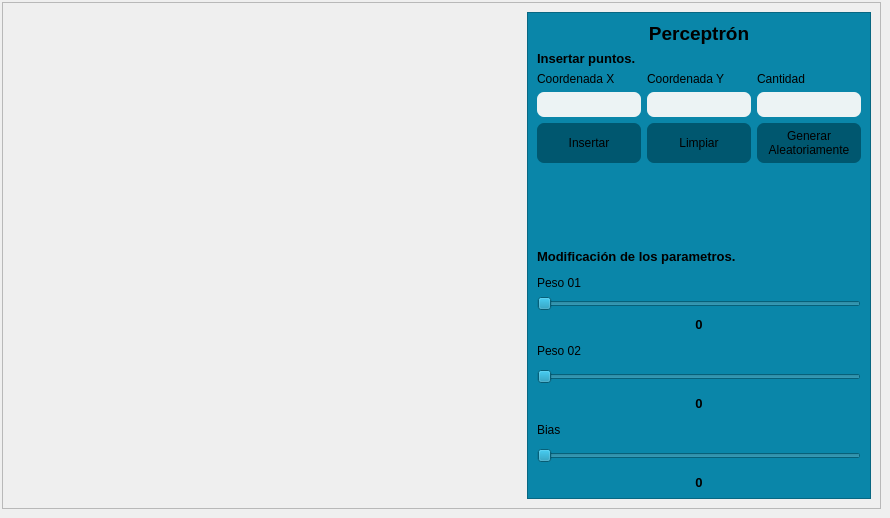
The window that module/main.ui (Ship-Codex-U/IA2-P02) describes before a commit, drawn with Qt 5.
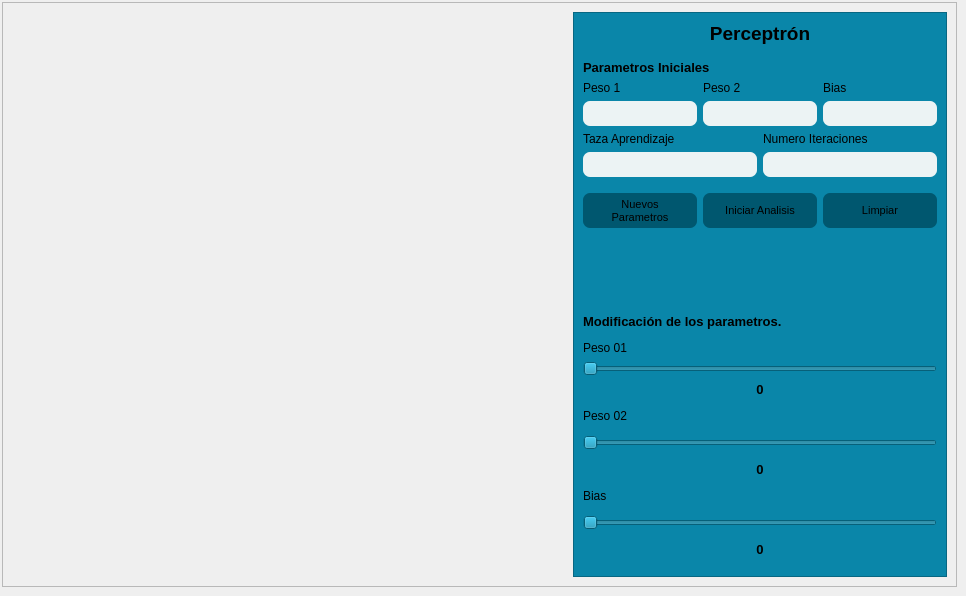
The same window after the commit.

Commit message: Creación apartador para generar el entrenamiento

Patch:
```diff
--- a/module/main.ui
+++ b/module/main.ui
@@ -6,8 +6,8 @@
    <rect>
     <x>0</x>
     <y>0</y>
-    <width>890</width>
-    <height>518</height>
+    <width>966</width>
+    <height>596</height>
    </rect>
   </property>
   <property name="windowTitle">
@@ -97,28 +97,28 @@
            </spacer>
           </item>
           <item>
-           <layout class="QVBoxLayout" name="verticalLayout_2">
+           <widget class="QLabel" name="label_10">
+            <property name="font">
+             <font>
+              <pointsize>10</pointsize>
+              <bold>true</bold>
+             </font>
+            </property>
+            <property name="text">
+             <string>Parametros Iniciales</string>
+            </property>
+           </widget>
+          </item>
+          <item>
+           <layout class="QVBoxLayout" name="verticalLayout_2" stretch="0,0,0">
             <item>
-             <widget class="QLabel" name="label_10">
-              <property name="font">
-               <font>
-                <pointsize>10</pointsize>
-                <bold>true</bold>
-               </font>
-              </property>
-              <property name="text">
-               <string>Insertar puntos.</string>
-              </property>
-             </widget>
-            </item>
-            <item>
-             <layout class="QHBoxLayout" name="horizontalLayout_4">
+             <layout class="QHBoxLayout" name="horizontalLayout_4" stretch="1,1,1">
               <item>
                <layout class="QVBoxLayout" name="verticalLayout_7">
                 <item>
                  <widget class="QLabel" name="label_11">
                   <property name="text">
-                   <string>Coordenada X</string>
+                   <string>Peso 1</string>
                   </property>
                  </widget>
                 </item>
@@ -136,6 +136,12 @@
                   <property name="tabChangesFocus">
                    <bool>true</bool>
                   </property>
+                  <property name="readOnly">
+                   <bool>true</bool>
+                  </property>
+                  <property name="cursorWidth">
+                   <number>0</number>
+                  </property>
                  </widget>
                 </item>
                </layout>
@@ -145,7 +151,7 @@
                 <item>
                  <widget class="QLabel" name="label_12">
                   <property name="text">
-                   <string>Coordenada Y</string>
+                   <string>Peso 2</string>
                   </property>
                  </widget>
                 </item>
@@ -163,6 +169,12 @@
                   <property name="tabChangesFocus">
                    <bool>true</bool>
                   </property>
+                  <property name="readOnly">
+                   <bool>true</bool>
+                  </property>
+                  <property name="cursorWidth">
+                   <number>0</number>
+                  </property>
                  </widget>
                 </item>
                </layout>
@@ -172,7 +184,7 @@
                 <item>
                  <widget class="QLabel" name="label_13">
                   <property name="text">
-                   <string>Cantidad</string>
+                   <string>Bias</string>
                   </property>
                  </widget>
                 </item>
@@ -190,6 +202,12 @@
                   <property name="tabChangesFocus">
                    <bool>true</bool>
                   </property>
+                  <property name="readOnly">
+                   <bool>true</bool>
+                  </property>
+                  <property name="cursorWidth">
+                   <number>0</number>
+                  </property>
                  </widget>
                 </item>
                </layout>
@@ -197,31 +215,89 @@
              </layout>
             </item>
             <item>
-             <layout class="QHBoxLayout" name="horizontalLayout_3" stretch="0,0,0">
+             <layout class="QHBoxLayout" name="horizontalLayout_3" stretch="0,0">
+              <property name="bottomMargin">
+               <number>10</number>
+              </property>
               <item>
                <layout class="QVBoxLayout" name="verticalLayout_4">
                 <item>
-                 <widget class="QPushButton" name="button_insert_points">
+                 <widget class="QLabel" name="label_14">
+                  <property name="text">
+                   <string>Taza Aprendizaje</string>
+                  </property>
+                 </widget>
+                </item>
+                <item>
+                 <widget class="QTextEdit" name="input_alpha">
+                  <property name="maximumSize">
+                   <size>
+                    <width>16777215</width>
+                    <height>25</height>
+                   </size>
+                  </property>
+                  <property name="styleSheet">
+                   <string notr="true">				background-color: rgb(236, 243, 244);</string>
+                  </property>
+                  <property name="tabChangesFocus">
+                   <bool>true</bool>
+                  </property>
+                 </widget>
+                </item>
+               </layout>
+              </item>
+              <item>
+               <layout class="QVBoxLayout" name="verticalLayout_14">
+                <item>
+                 <widget class="QLabel" name="label_15">
+                  <property name="text">
+                   <string>Numero Iteraciones</string>
+                  </property>
+                 </widget>
+                </item>
+                <item>
+                 <widget class="QTextEdit" name="input_iterations">
+                  <property name="maximumSize">
+                   <size>
+                    <width>16777215</width>
+                    <height>25</height>
+                   </size>
+                  </property>
+                  <property name="styleSheet">
+                   <string notr="true">				background-color: rgb(236, 243, 244);</string>
+                  </property>
+                  <property name="tabChangesFocus">
+                   <bool>true</bool>
+                  </property>
+                 </widget>
+                </item>
+               </layout>
+              </item>
+             </layout>
+            </item>
+            <item>
+             <layout class="QHBoxLayout" name="horizontalLayout">
+              <item>
+               <layout class="QVBoxLayout" name="verticalLayout_13">
+                <item>
+                 <widget class="QPushButton" name="button_generate_data_new">
                   <property name="minimumSize">
                    <size>
                     <width>0</width>
-                    <height>40</height>
+                    <height>35</height>
                    </size>
                   </property>
-                  <property name="maximumSize">
-                   <size>
-                    <width>16777215</width>
-                    <height>16777215</height>
-                   </size>
-                  </property>
-                  <property name="cursor">
-                   <cursorShape>ArrowCursor</cursorShape>
+                  <property name="font">
+                   <font>
+                    <pointsize>8</pointsize>
+                   </font>
                   </property>
                   <property name="styleSheet">
                    <string notr="true">background-color: rgb(0, 87, 111);</string>
                   </property>
                   <property name="text">
-                   <string>Insertar</string>
+                   <string>Nuevos
+Parametros</string>
                   </property>
                  </widget>
                 </item>
@@ -230,13 +306,43 @@
               <item>
                <layout class="QVBoxLayout" name="verticalLayout_5">
                 <item>
+                 <widget class="QPushButton" name="button_start">
+                  <property name="minimumSize">
+                   <size>
+                    <width>0</width>
+                    <height>35</height>
+                   </size>
+                  </property>
+                  <property name="font">
+                   <font>
+                    <pointsize>8</pointsize>
+                   </font>
+                  </property>
+                  <property name="styleSheet">
+                   <string notr="true">background-color: rgb(0, 87, 111);</string>
+                  </property>
+                  <property name="text">
+                   <string>Iniciar Analisis</string>
+                  </property>
+                 </widget>
+                </item>
+               </layout>
+              </item>
+              <item>
+               <layout class="QVBoxLayout" name="verticalLayout_15">
+                <item>
                  <widget class="QPushButton" name="button_clean">
                   <property name="minimumSize">
                    <size>
                     <width>0</width>
-                    <height>40</height>
+                    <height>35</height>
                    </size>
                   </property>
+                  <property name="font">
+                   <font>
+                    <pointsize>8</pointsize>
+                   </font>
+                  </property>
                   <property name="styleSheet">
                    <string notr="true">background-color: rgb(0, 87, 111);</string>
                   </property>
@@ -247,27 +353,6 @@
                 </item>
                </layout>
               </item>
-              <item>
-               <layout class="QVBoxLayout" name="verticalLayout_14">
-                <item>
-                 <widget class="QPushButton" name="button_generate_points">
-                  <property name="minimumSize">
-                   <size>
-                    <width>0</width>
-                    <height>40</height>
-                   </size>
-                  </property>
-                  <property name="styleSheet">
-                   <string notr="true">background-color: rgb(0, 87, 111);</string>
-                  </property>
-                  <property name="text">
-                   <string>Generar 
-Aleatoriamente</string>
-                  </property>
-                 </widget>
-                </item>
-               </layout>
-              </item>
              </layout>
             </item>
            </layout>
```
Left out of the diff: 8 changed lines with no effect on the pictures. The commit also changes 6 other files.
